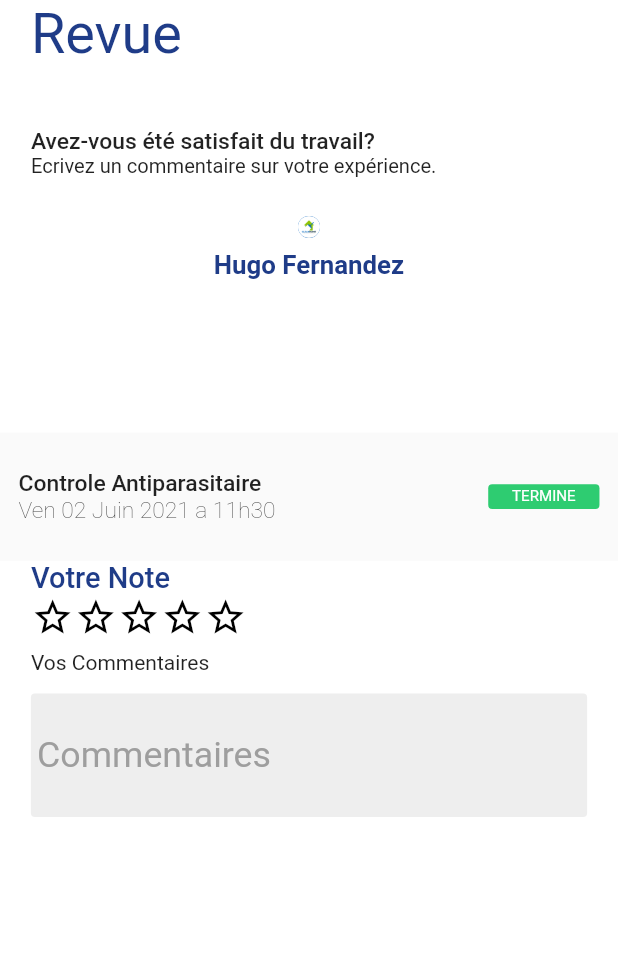
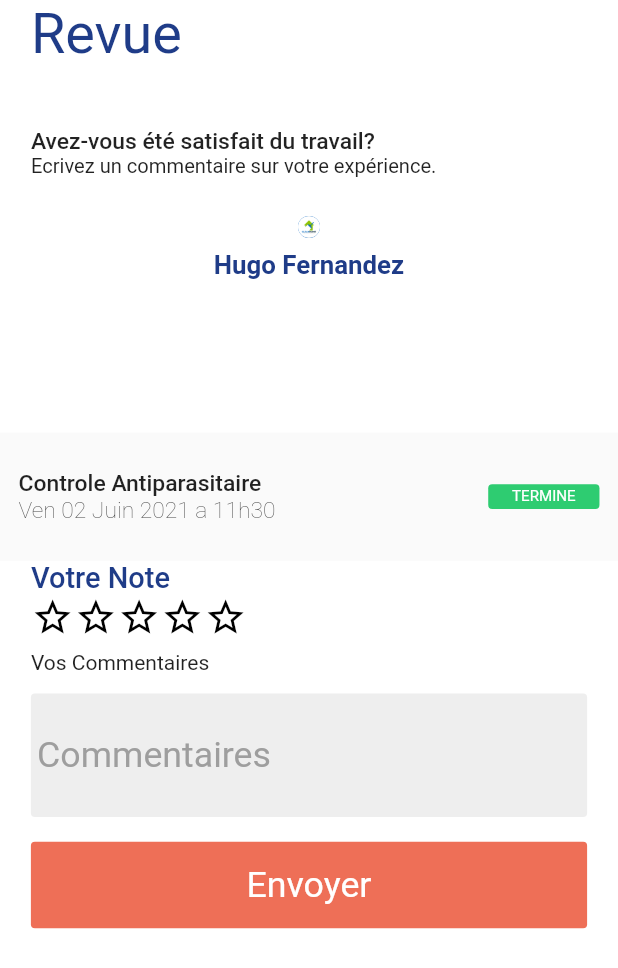
Before and after one commit to Cubes2021/easyclick1, a Flutter app: the ReviewPage screen opened directly, on a phone screen of 412 x 824 dp. Shown: the top 968 px of the screen. Run offline on Flutter 3.47's test engine with Material 2 defaults, Android fonts, the light colour scheme and no system bars; our stand-ins replace country_code_picker, get, intl_phone_number_input, otp_text_field, responsive_sizer; missing offline and left inert: calendar_builder.

Commit message:
Merge remote-tracking branch 'origin/child' into child
# Conflicts:
#	lib/main.dart
#	lib/view/review_page.dart

```diff
--- a/lib/main.dart
+++ b/lib/main.dart
@@ -45,7 +45,7 @@ class MyApp extends StatelessWidget {
               // is not restarted.
 
               ),
-          home: ReviewPage(),
+          home: BookingPage(),
         );
       },
     );
--- a/lib/view/review_page.dart
+++ b/lib/view/review_page.dart
@@ -1,3 +1,4 @@
+import 'package:easyclick1/widgets/custom_button.dart';
 import 'package:easyclick1/widgets/text_field.dart';
 import 'package:flutter/material.dart';
 import 'package:responsive_sizer/responsive_sizer.dart';
@@ -142,6 +143,13 @@ class ReviewPage extends StatelessWidget {
                       string: 'Commentaires',
                       Height: 10.h,
                     ),
+                    SizedBox(
+                      height: 2.h,
+                    ),
+                    CustomButton(
+                      text: 'Envoyer',
+                      ontap: () {},
+                    )
                   ],
                 ),
               ),
```
Also changed, not shown: lib/view/booking.dart (+21 -4 lines).
